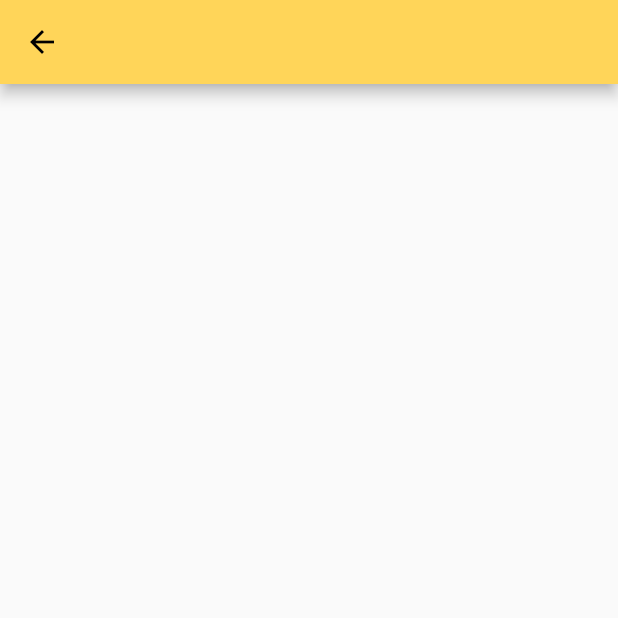
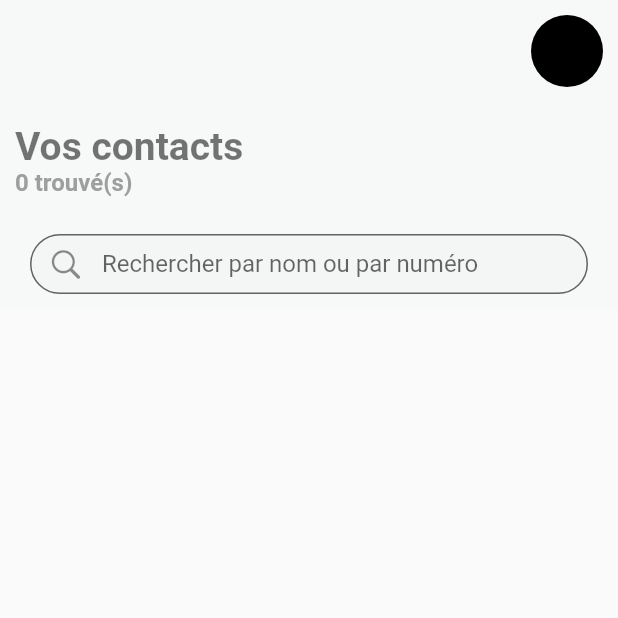
Before and after one commit to fluttelephant/numerotation, a Flutter app: the HomeActivity screen opened by its route, on a phone screen of 412 x 824 dp, the top half of it. Run offline on Flutter 3.47's test engine with Material 2 defaults, Android fonts, the phone set to English and light mode, and no system bars; our stand-ins replace contacts_service, permission_handler, shared_preferences; accounts and stored records are empty; Roboto replaces fonts that are missing (Proxima Nova).

Commit message:
Contact search ended

```diff
--- a/numerotation/lib/activities/HomeActivity.dart
+++ b/numerotation/lib/activities/HomeActivity.dart
@@ -1,4 +1,5 @@
 import 'package:contacts_service/contacts_service.dart';
+import 'package:flutter/cupertino.dart';
 import 'package:flutter/material.dart';
 import 'package:permission_handler/permission_handler.dart';
 
@@ -11,7 +12,9 @@ class _HomeActivityState extends State<HomeActivity> {
   GlobalKey<ScaffoldState> _scaffoldKey = new GlobalKey<ScaffoldState>();
 
   Iterable<Contact> _contacts;
+  Iterable<Contact> _contactsAll;
 
+  TextEditingController _ctrlSearch = new TextEditingController();
   @override
   void initState() {
     getContacts();
@@ -25,6 +28,7 @@ class _HomeActivityState extends State<HomeActivity> {
       final Iterable<Contact> contacts = await ContactsService.getContacts();
       setState(() {
         _contacts = contacts;
+        _contactsAll = contacts;
       });
     }
   }
@@ -35,8 +39,95 @@ class _HomeActivityState extends State<HomeActivity> {
 
     return Scaffold(
       key: _scaffoldKey,
-      appBar: AppBar(),
-      body: _contacts != null
+      body: SafeArea(
+        child: Column(
+          children: [
+            Container(
+              color: Colors.blueGrey.withOpacity(0.02),
+              height: size.height / 4,
+              padding: EdgeInsets.all(10),
+              child: Column(
+                mainAxisAlignment: MainAxisAlignment.spaceBetween,
+                children: [
+                  Row(
+                    mainAxisAlignment: MainAxisAlignment.end,
+                    children: [
+                      CircleAvatar(
+                        radius: 24,
+                        backgroundColor: Colors.black,
+                      ),
+                    ],
+                  ),
+                  Column(
+                    children: [
+                      Row(
+                        children: [
+                          Text(
+                            "Vos contacts",
+                            style:
+                                Theme.of(context).textTheme.headline4.copyWith(
+                                      fontSize: 26,
+                                    ),
+                          )
+                        ],
+                      ),
+                      Row(
+                        children: [
+                          Text(
+                            "${_contacts != null ? _contacts.length : "Aucun contact"} trouvé(s)",
+                            style:
+                                Theme.of(context).textTheme.headline4.copyWith(
+                                      fontSize: 16,
+                                      fontWeight: FontWeight.bold,
+                                      color: Colors.grey,
+                                    ),
+                          )
+                        ],
+                      ),
+                    ],
+                  ),
+                  Row(
+                    mainAxisAlignment: MainAxisAlignment.center,
+                    children: [
+                      Container(
+                        height: 40,
+                        width: size.width - 40,
+                        child: TextFormField(
+                          decoration: InputDecoration(
+                            contentPadding:
+                                EdgeInsets.symmetric(horizontal: 30),
+                            prefixIcon: Icon(CupertinoIcons.search),
+                            border: OutlineInputBorder(
+                              borderRadius: BorderRadius.circular(20),
+                              gapPadding: 0.0,
+                            ),
+                            hintText: "Rechercher par nom ou par numéro",
+                            fillColor: Colors.blueGrey.withOpacity(0.02),
+                            filled: true,
+                          ),
+                          onChanged: (value) {
+                            print("$value");
+                            _contacts = null;
+                            _contacts = _contactsAll.where((c) =>
+                            (c.familyName??"").toLowerCase().contains(value.toLowerCase())||
+                            (c.middleName??"").toLowerCase().contains(value.toLowerCase())||
+                            (c.givenName??"").toLowerCase().contains(value.toLowerCase())||
+                            (c.displayName??"").toLowerCase().contains(value.toLowerCase())||
+                                c.phones.any((p) => p.value.contains(value)));
+
+                            setState(() {
+                             });
+                           },
+                          controller: _ctrlSearch,
+                        ),
+                      )
+                    ],
+                  )
+                ],
+              ),
+            ),
+            Expanded(
+              child: _contacts != null
                   //Build a list view of all contacts, displaying their avatar and
                   // display name
                   ? ListView.builder(
@@ -44,15 +135,17 @@ class _HomeActivityState extends State<HomeActivity> {
                       itemBuilder: (BuildContext context, int index) {
                         Contact contact = _contacts?.elementAt(index);
                         return ListTile(
-                  contentPadding:
-                      const EdgeInsets.symmetric(vertical: 2, horizontal: 18),
-                  leading: (contact.avatar != null && contact.avatar.isNotEmpty)
+                          contentPadding: const EdgeInsets.symmetric(
+                              vertical: 2, horizontal: 18),
+                          leading: (contact.avatar != null &&
+                                  contact.avatar.isNotEmpty)
                               ? CircleAvatar(
                                   backgroundImage: MemoryImage(contact.avatar),
                                 )
                               : CircleAvatar(
                                   child: Text(contact.initials()),
-                          backgroundColor: Theme.of(context).accentColor,
+                                  backgroundColor:
+                                      Theme.of(context).accentColor,
                                 ),
                           title: Text(contact.displayName ??
                               contact.familyName ??
@@ -62,7 +155,13 @@ class _HomeActivityState extends State<HomeActivity> {
                         );
                       },
                     )
-          : Center(child: const CircularProgressIndicator()),
+                  : Center(
+                      child: const CircularProgressIndicator(),
+                    ),
+            )
+          ],
+        ),
+      ),
     );
   }
 }
```
Lines whose indentation alone changed are shown as unchanged.
